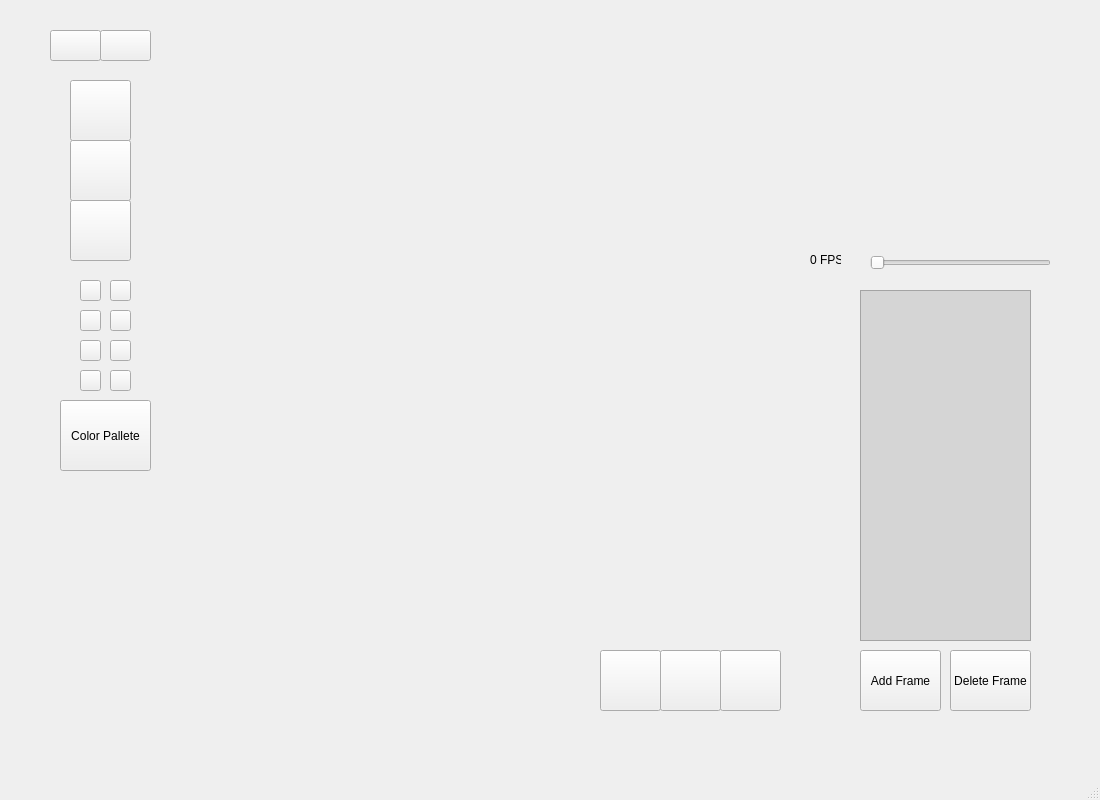
Before: the Qt Designer form SpriteEditor/spriteview.ui in bestcreator01/sprite-editor, drawn with Qt 5.
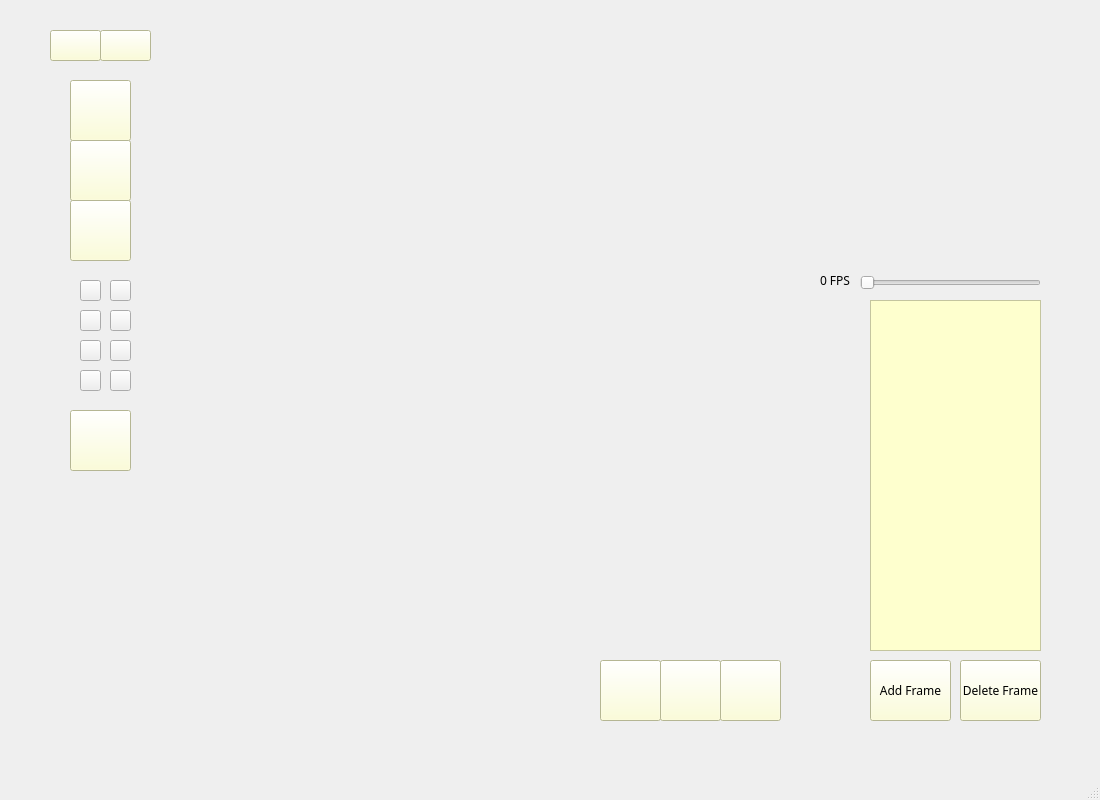
After: the same form once the commit is applied.

Diff of the .ui file:
```diff
--- a/SpriteEditor/spriteview.ui
+++ b/SpriteEditor/spriteview.ui
@@ -48,6 +48,9 @@
       <height>61</height>
      </rect>
     </property>
+    <property name="styleSheet">
+     <string notr="true">background-color: rgb(254, 255, 206);</string>
+    </property>
     <property name="text">
      <string/>
     </property>
@@ -67,6 +70,9 @@
       <height>61</height>
      </rect>
     </property>
+    <property name="styleSheet">
+     <string notr="true">background-color: rgb(254, 255, 206);</string>
+    </property>
     <property name="text">
      <string/>
     </property>
@@ -86,6 +92,9 @@
       <height>61</height>
      </rect>
     </property>
+    <property name="styleSheet">
+     <string notr="true">background-color: rgb(254, 255, 206);</string>
+    </property>
     <property name="text">
      <string/>
     </property>
@@ -99,8 +108,8 @@
    <widget class="QSlider" name="fpsSlider">
     <property name="geometry">
      <rect>
-      <x>870</x>
-      <y>250</y>
+      <x>860</x>
+      <y>270</y>
       <width>181</width>
       <height>25</height>
      </rect>
@@ -118,12 +127,20 @@
    <widget class="QPushButton" name="addFrame">
     <property name="geometry">
      <rect>
-      <x>860</x>
-      <y>650</y>
+      <x>870</x>
+      <y>660</y>
       <width>81</width>
       <height>61</height>
      </rect>
     </property>
+    <property name="font">
+     <font>
+      <family>Tempus Sans ITC</family>
+     </font>
+    </property>
+    <property name="styleSheet">
+     <string notr="true">background-color: rgb(254, 255, 206);</string>
+    </property>
     <property name="text">
      <string>Add Frame</string>
     </property>
@@ -131,12 +148,20 @@
    <widget class="QPushButton" name="deleteFrame">
     <property name="geometry">
      <rect>
-      <x>950</x>
-      <y>650</y>
+      <x>960</x>
+      <y>660</y>
       <width>81</width>
       <height>61</height>
      </rect>
     </property>
+    <property name="font">
+     <font>
+      <family>Tempus Sans ITC</family>
+     </font>
+    </property>
+    <property name="styleSheet">
+     <string notr="true">background-color: rgb(254, 255, 206);</string>
+    </property>
     <property name="text">
      <string>Delete Frame</string>
     </property>
@@ -144,12 +169,17 @@
    <widget class="QLabel" name="fpsLabel">
     <property name="geometry">
      <rect>
-      <x>810</x>
-      <y>250</y>
-      <width>31</width>
+      <x>820</x>
+      <y>270</y>
+      <width>41</width>
       <height>20</height>
      </rect>
     </property>
+    <property name="font">
+     <font>
+      <family>Tempus Sans ITC</family>
+     </font>
+    </property>
     <property name="text">
      <string>0 FPS</string>
     </property>
@@ -157,14 +187,14 @@
    <widget class="QListWidget" name="listWidget">
     <property name="geometry">
      <rect>
-      <x>860</x>
-      <y>290</y>
+      <x>870</x>
+      <y>300</y>
       <width>171</width>
       <height>351</height>
      </rect>
     </property>
     <property name="styleSheet">
-     <string notr="true">background-color: rgb(213, 213, 213)</string>
+     <string notr="true">background-color: rgb(254, 255, 206);</string>
     </property>
    </widget>
    <widget class="QPushButton" name="colorRed">
@@ -223,11 +253,14 @@
     <property name="geometry">
      <rect>
       <x>600</x>
-      <y>650</y>
+      <y>660</y>
       <width>61</width>
       <height>61</height>
      </rect>
     </property>
+    <property name="styleSheet">
+     <string notr="true">background-color: rgb(254, 255, 206);</string>
+    </property>
     <property name="text">
      <string/>
     </property>
@@ -242,11 +275,14 @@
     <property name="geometry">
      <rect>
       <x>660</x>
-      <y>650</y>
+      <y>660</y>
       <width>61</width>
       <height>61</height>
      </rect>
     </property>
+    <property name="styleSheet">
+     <string notr="true">background-color: rgb(254, 255, 206);</string>
+    </property>
     <property name="text">
      <string/>
     </property>
@@ -261,11 +297,14 @@
     <property name="geometry">
      <rect>
       <x>720</x>
-      <y>650</y>
+      <y>660</y>
       <width>61</width>
       <height>61</height>
      </rect>
     </property>
+    <property name="styleSheet">
+     <string notr="true">background-color: rgb(254, 255, 206);</string>
+    </property>
     <property name="text">
      <string/>
     </property>
@@ -285,6 +324,9 @@
       <height>31</height>
      </rect>
     </property>
+    <property name="styleSheet">
+     <string notr="true">background-color: rgb(254, 255, 206);</string>
+    </property>
     <property name="text">
      <string/>
     </property>
@@ -304,6 +346,9 @@
       <height>31</height>
      </rect>
     </property>
+    <property name="styleSheet">
+     <string notr="true">background-color: rgb(254, 255, 206);</string>
+    </property>
     <property name="text">
      <string/>
     </property>
@@ -382,14 +427,28 @@
    <widget class="QPushButton" name="colorButton">
     <property name="geometry">
      <rect>
-      <x>60</x>
-      <y>400</y>
-      <width>91</width>
-      <height>71</height>
+      <x>70</x>
+      <y>410</y>
+      <width>61</width>
+      <height>61</height>
      </rect>
     </property>
+    <property name="font">
+     <font>
+      <family>Tempus Sans ITC</family>
+     </font>
+    </property>
+    <property name="styleSheet">
+     <string notr="true">background-color: rgb(254, 255, 206);</string>
+    </property>
     <property name="text">
-     <string>Color Pallete</string>
+     <string/>
+    </property>
+    <property name="iconSize">
+     <size>
+      <width>50</width>
+      <height>50</height>
+     </size>
     </property>
    </widget>
   </widget>
```
